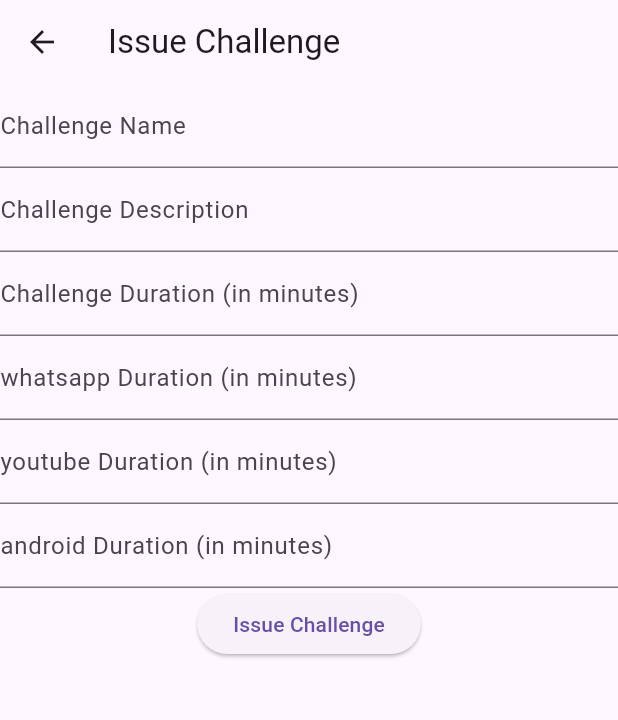
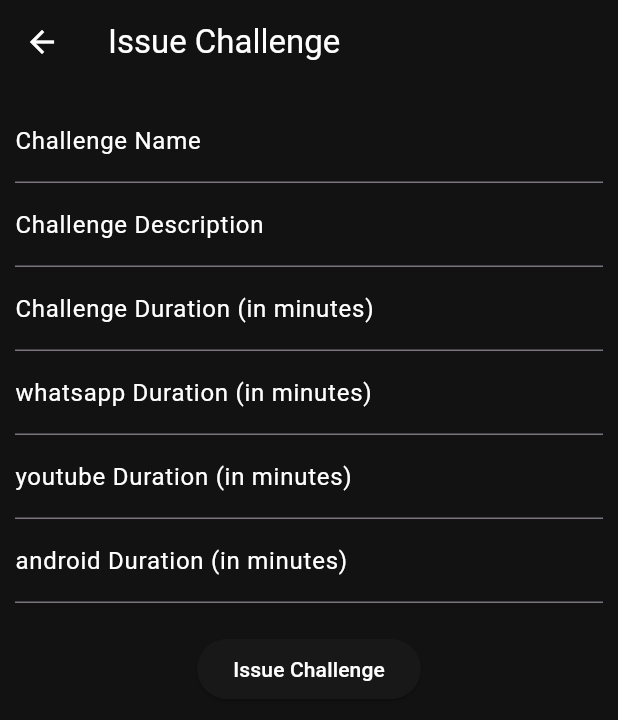
Before and after one commit to abowtiekindofguy/Focus-App, a Flutter app: the IssueChallenge screen opened by its route, on a phone screen of 412 x 824 dp. Shown: the top 720 px of the screen. Run offline on Flutter 3.47's test engine with Material 3 defaults, Android fonts, the phone set to English and light mode, and no system bars; our stand-ins replace audioplayers, cloud_firestore, envied, file_picker, firebase_auth, firebase_core and 15 more; missing offline and left inert: app_usage, dart_openai, flame, flutter_isolate, installed_apps, pair and 2 more; accounts and stored records are empty; statements that could not run were skipped.

Commit message:
darked issue challenge

```diff
--- a/focus/lib/challenge.dart
+++ b/focus/lib/challenge.dart
@@ -202,41 +202,56 @@ class IssueChallenge extends StatelessWidget {
   @override
   Widget build(BuildContext context) {
     return Scaffold(
+      backgroundColor: Color.fromARGB(255, 18, 18, 18),
       appBar: AppBar(
         title: Text('Issue Challenge'),
+        backgroundColor:  Color.fromARGB(255, 18, 18, 18),
+        foregroundColor: Colors.white,
       ),
       body: SingleChildScrollView(
+        child: Padding(
+          padding: const EdgeInsets.all(10.0),
           child: Column(
             children: [
               TextFormField(
                 controller: _challengeNameController,
+                style: TextStyle(color: Colors.white),
                 decoration: InputDecoration(
+                  labelStyle: TextStyle(color: Colors.white),
                   labelText: 'Challenge Name',
                 ),
                 validator: (value) => Validator.validateTextInput(),
               ),
               TextFormField(
                 controller: _challengeDescriptionController,
+                style: TextStyle(color: Colors.white),
                 decoration: InputDecoration(
                   labelText: 'Challenge Description',
+                  labelStyle: TextStyle(color: Colors.white),
                 ),
                 validator: (value) => Validator.validateTextInput(),
               ),
               TextFormField(
                 controller: _challengeDurationController,
+                              style: TextStyle(color: Colors.white),
+
                 decoration: InputDecoration(
                   labelText: 'Challenge Duration (in minutes)',
+                  labelStyle: TextStyle(color: Colors.white),
                 ),
                 validator: _validateDuration,
               ),
               for (var app in _appControllers.keys)
                 TextFormField(
                   controller: _appControllers[app],
+                  style: TextStyle(color: Colors.white),
                   decoration: InputDecoration(
                     labelText: '${app.split('.').last} Duration (in minutes)',
+                    labelStyle: TextStyle(color: Colors.white),
                   ),
                   validator: _validateAppDuration,
                 ),
+                const SizedBox(height: 20),
               ElevatedButton(
                 onPressed: () async {
                   if (Form.of(context)!.validate()) {
@@ -249,9 +264,11 @@ class IssueChallenge extends StatelessWidget {
                     Navigator.of(context).pop();
                   }
                 },
+                style: ElevatedButton.styleFrom(backgroundColor: Color.fromARGB(255, 24, 24, 24), foregroundColor: Colors.white),
                 child: Text('Issue Challenge'),
               ),
             ],
+          ),
         ),
       ),
     );
@@ -273,6 +290,13 @@ class IssueChallenge extends StatelessWidget {
         backgroundColor: Color.fromARGB(255, 18, 18, 18),
         foregroundColor: Colors.white,
         title: const Text('Challenges'),
+        actions: [ElevatedButton(
+            style: ElevatedButton.styleFrom( backgroundColor: Color.fromARGB(255, 24, 24, 24), foregroundColor: Colors.white),
+              onPressed: () {
+                Navigator.pushNamed(context, '/issueChallenge'); // Ensure this route is defined in your MaterialApp routes
+              },
+              child: Text('Issue Challenge'),
+            ),],
       ),
       body: SingleChildScrollView(
 
--- a/focus/lib/track.dart
+++ b/focus/lib/track.dart
@@ -313,6 +313,7 @@ class _TrackPageState extends State<TrackPage> {
             ),
             suggestions == "Hello World!" ? Center(child: Column(
               children: [
+                Padding(padding: const EdgeInsets.all(8.0), child: Text("Curated suggestions:", style: TextStyle(color: Colors.white, fontSize: 16))),
                 Padding(
               padding: const EdgeInsets.all(8.0),
               child: Text(
```
Lines whose indentation alone changed are shown as unchanged.
